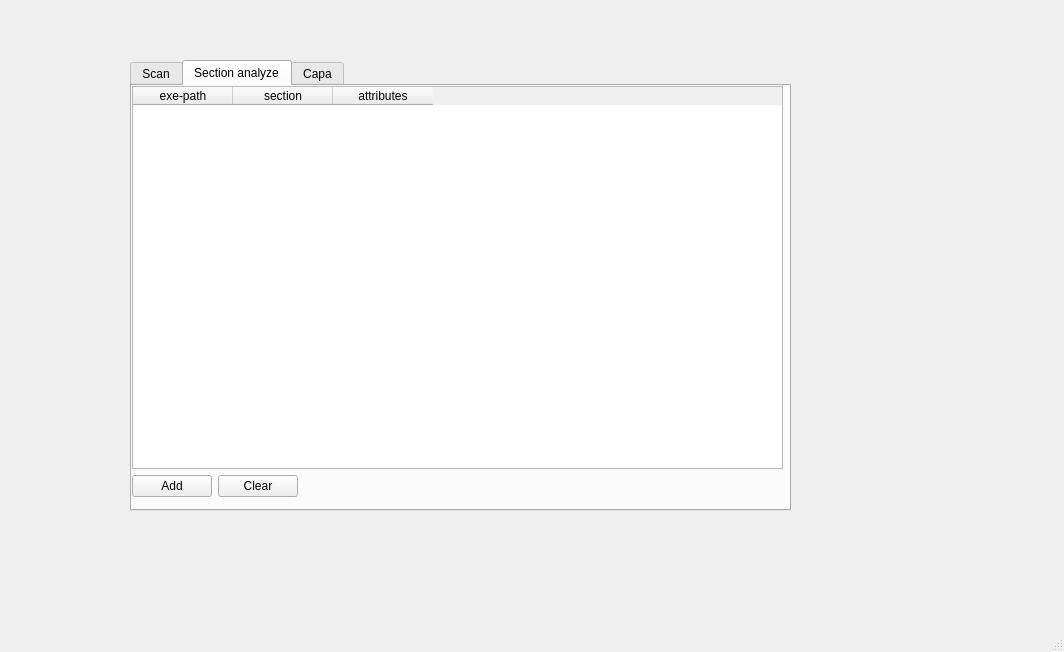
maximss635/SPBPU-MSPZA, file gui/main_window.ui: the form before one commit.
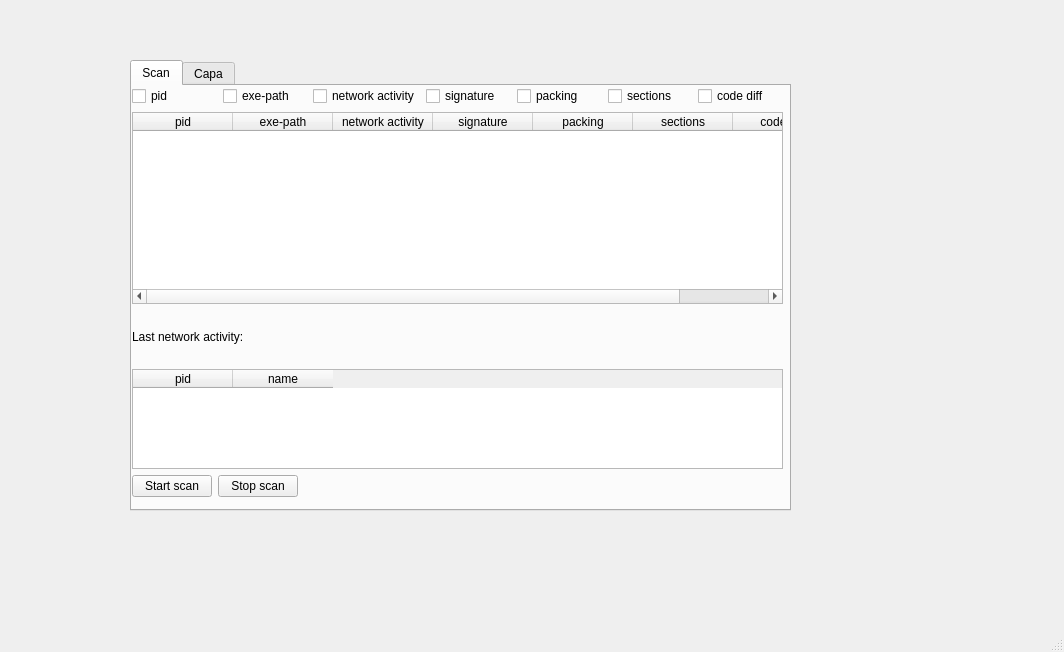
The form after the commit. The open tabs and pages were chosen to show the change.

```diff
--- a/gui/main_window.ui
+++ b/gui/main_window.ui
@@ -77,6 +77,20 @@
            </property>
           </widget>
          </item>
+         <item>
+          <widget class="QCheckBox" name="checkBox_sections">
+           <property name="text">
+            <string>sections</string>
+           </property>
+          </widget>
+         </item>
+         <item>
+          <widget class="QCheckBox" name="checkBox_sections_2">
+           <property name="text">
+            <string>code diff</string>
+           </property>
+          </widget>
+         </item>
         </layout>
        </item>
        <item>
@@ -106,6 +120,16 @@
            <string>packing</string>
           </property>
          </column>
+         <column>
+          <property name="text">
+           <string>sections</string>
+          </property>
+         </column>
+         <column>
+          <property name="text">
+           <string>code diff</string>
+          </property>
+         </column>
         </widget>
        </item>
        <item>
@@ -173,73 +197,6 @@
       </layout>
      </widget>
     </widget>
-    <widget class="QWidget" name="tab_2">
-     <attribute name="title">
-      <string>Section analyze</string>
-     </attribute>
-     <widget class="QWidget" name="layoutWidget">
-      <property name="geometry">
-       <rect>
-        <x>0</x>
-        <y>0</y>
-        <width>651</width>
-        <height>411</height>
-       </rect>
-      </property>
-      <layout class="QVBoxLayout" name="verticalLayout_2">
-       <item>
-        <widget class="QTableWidget" name="main_table_2">
-         <column>
-          <property name="text">
-           <string>exe-path</string>
-          </property>
-         </column>
-         <column>
-          <property name="text">
-           <string>section</string>
-          </property>
-         </column>
-         <column>
-          <property name="text">
-           <string>attributes</string>
-          </property>
-         </column>
-        </widget>
-       </item>
-       <item>
-        <layout class="QHBoxLayout" name="horizontalLayout">
-         <item>
-          <widget class="QPushButton" name="button_add">
-           <property name="text">
-            <string>Add</string>
-           </property>
-          </widget>
-         </item>
-         <item>
-          <widget class="QPushButton" name="button_clear">
-           <property name="text">
-            <string>Clear</string>
-           </property>
-          </widget>
-         </item>
-         <item>
-          <spacer name="horizontalSpacer">
-           <property name="orientation">
-            <enum>Qt::Horizontal</enum>
-           </property>
-           <property name="sizeHint" stdset="0">
-            <size>
-             <width>40</width>
-             <height>20</height>
-            </size>
-           </property>
-          </spacer>
-         </item>
-        </layout>
-       </item>
-      </layout>
-     </widget>
-    </widget>
     <widget class="QWidget" name="tab_3">
      <attribute name="title">
       <string>Capa</string>
```
Left out of the diff: 2 changed lines with no effect on the pictures.
